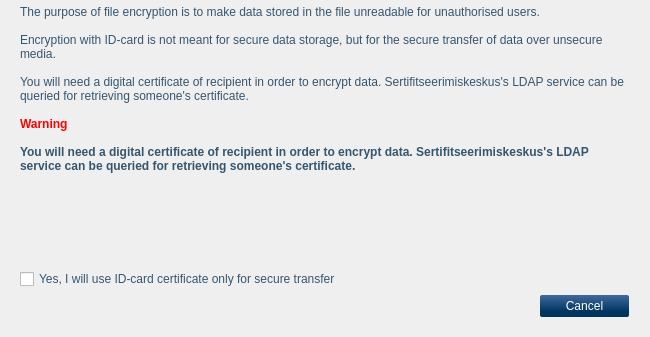
Qt form crypto/ui/MainWindow.ui (open-eid/qdigidoc) before a commit; both pictures show x 0 to 650 and y 203 to 540 of the 650 by 540 pixel window.
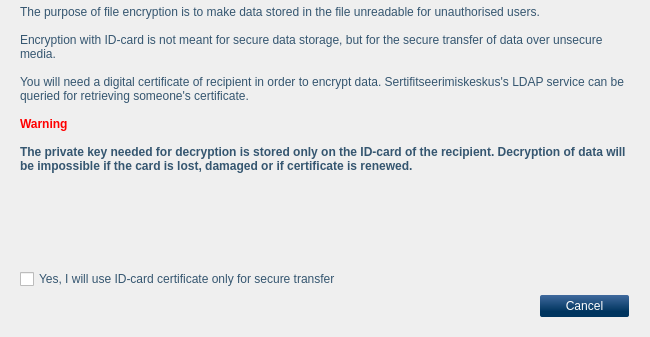
The same form after that commit. The open tabs and pages were chosen to show the change. Icons and pictures are not drawn. Custom widgets are drawn as their Qt base class.

Commit message:
fix copy paste error
Ticket: #15052

```diff
--- a/crypto/ui/MainWindow.ui
+++ b/crypto/ui/MainWindow.ui
@@ -475,7 +475,7 @@
 Encryption with ID-card is not meant for secure data storage, but for the secure transfer of data over unsecure media.&lt;br /&gt;&lt;br /&gt;
 You will need a digital certificate of recipient in order to encrypt data. Sertifitseerimiskeskus's LDAP service can be queried for retrieving someone's certificate.&lt;br /&gt;&lt;br /&gt;
 &lt;b&gt;&lt;font color=&quot;red&quot;&gt;Warning&lt;/font&gt;&lt;br /&gt;&lt;br /&gt;
-You will need a digital certificate of recipient in order to encrypt data. Sertifitseerimiskeskus's LDAP service can be queried for retrieving someone's certificate.&lt;/b&gt;</string>
+The private key needed for decryption is stored only on the ID-card of the recipient. Decryption of data will be impossible if the card is lost, damaged or if certificate is renewed.&lt;/b&gt;</string>
             </property>
             <property name="wordWrap">
              <bool>true</bool>
```
The commit also changes 2 other files.
